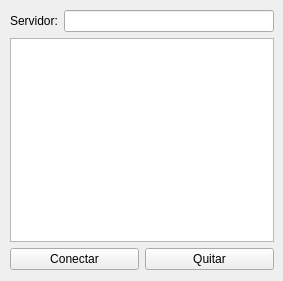
Above: LocalClient/mainwindow.ui from jhon0596/TareaExtraclase1 before the change. Below: the same form after it.
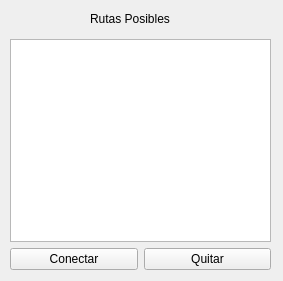
That is the form after the change.

Commit message: algoritmo dijkstra,grafo y comunicacion cliente servidor

The edit to the form file:
```diff
--- a/LocalClient/mainwindow.ui
+++ b/LocalClient/mainwindow.ui
@@ -14,29 +14,18 @@
    <string>MainWindow</string>
   </property>
   <widget class="QWidget" name="centralwidget">
-   <widget class="QWidget" name="">
+   <widget class="QWidget" name="layoutWidget">
     <property name="geometry">
      <rect>
       <x>10</x>
-      <y>10</y>
-      <width>264</width>
-      <height>260</height>
+      <y>39</y>
+      <width>261</width>
+      <height>231</height>
      </rect>
     </property>
     <layout class="QGridLayout" name="gridLayout">
      <item row="0" column="0">
-      <layout class="QHBoxLayout" name="horizontalLayout">
-       <item>
-        <widget class="QLabel" name="label">
-         <property name="text">
-          <string>Servidor:</string>
-         </property>
-        </widget>
-       </item>
-       <item>
-        <widget class="QLineEdit" name="servidor"/>
-       </item>
-      </layout>
+      <layout class="QHBoxLayout" name="horizontalLayout"/>
      </item>
      <item row="2" column="0">
       <layout class="QHBoxLayout" name="horizontalLayout_2">
@@ -61,6 +50,19 @@
      </item>
     </layout>
    </widget>
+   <widget class="QLabel" name="label">
+    <property name="geometry">
+     <rect>
+      <x>90</x>
+      <y>10</y>
+      <width>101</width>
+      <height>17</height>
+     </rect>
+    </property>
+    <property name="text">
+     <string>Rutas Posibles</string>
+    </property>
+   </widget>
   </widget>
  </widget>
  <resources/>
```
The commit also changes 18 other files.
